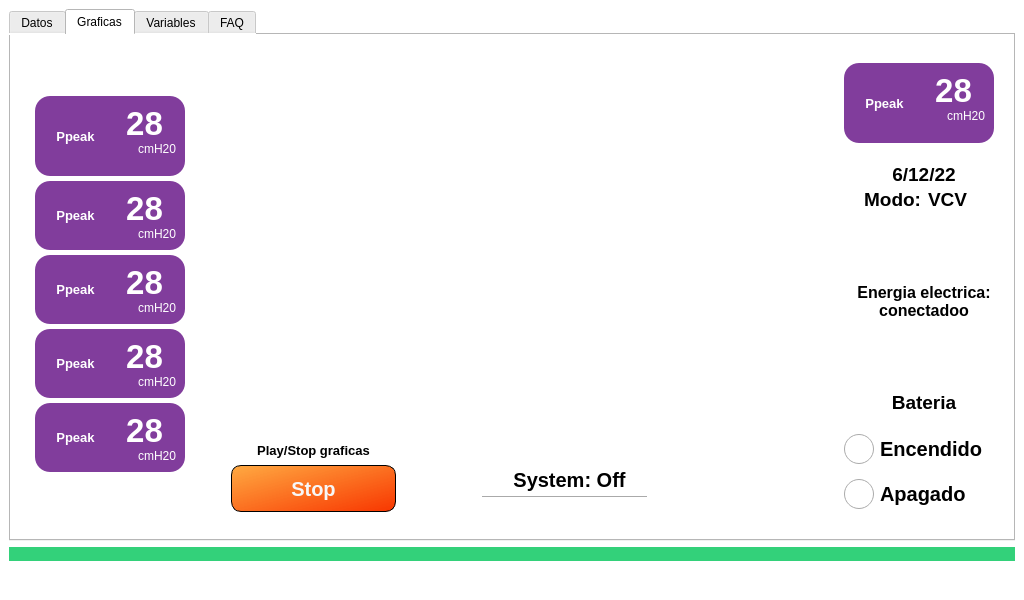
Qt form _main_.ui (JulianDuque97/EPI) before a commit.
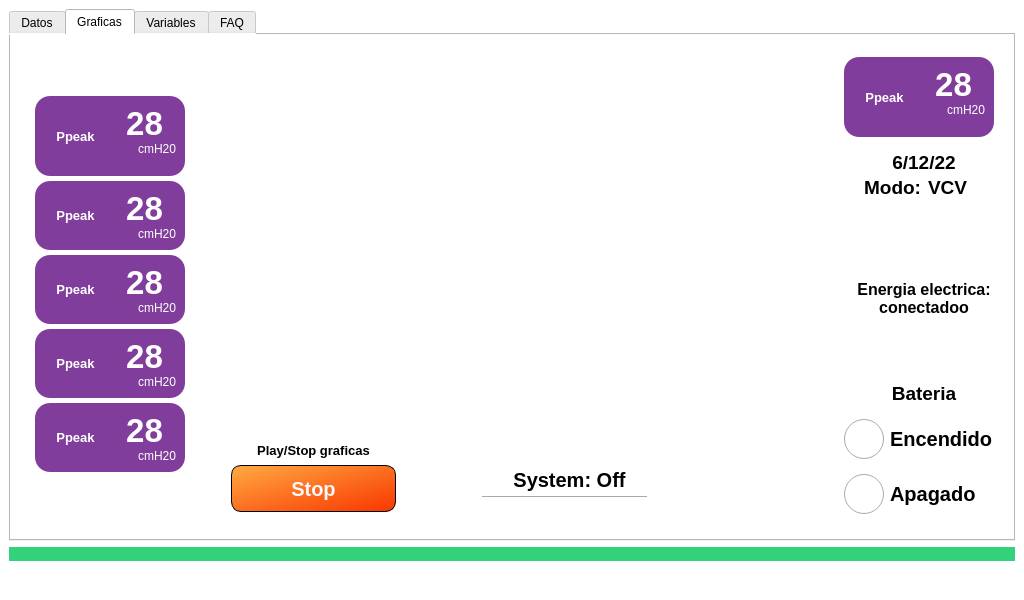
The same form after that commit. Icons and pictures are not drawn. Custom widgets are drawn as their Qt base class.

```diff
--- a/_main_.ui
+++ b/_main_.ui
@@ -1264,6 +1264,9 @@
               </item>
               <item row="2" column="0">
                <layout class="QVBoxLayout" name="verticalLayout_2">
+                <property name="spacing">
+                 <number>15</number>
+                </property>
                 <item>
                  <widget class="QLabel" name="label_118">
                   <property name="minimumSize">
@@ -1434,7 +1437,7 @@
                    </font>
                   </property>
                   <property name="styleSheet">
-                   <string notr="true">QRadioButton::indicator { width: 30px; height: 30px;}</string>
+                   <string notr="true">QRadioButton::indicator { width: 40px; height: 40px;}</string>
                   </property>
                   <property name="text">
                    <string>Encendido</string>
@@ -1457,7 +1460,7 @@
                    </font>
                   </property>
                   <property name="styleSheet">
-                   <string notr="true">QRadioButton::indicator { width: 30px; height: 30px;}</string>
+                   <string notr="true">QRadioButton::indicator { width: 40px; height: 40px;}</string>
                   </property>
                   <property name="text">
                    <string>Apagado</string>
```
